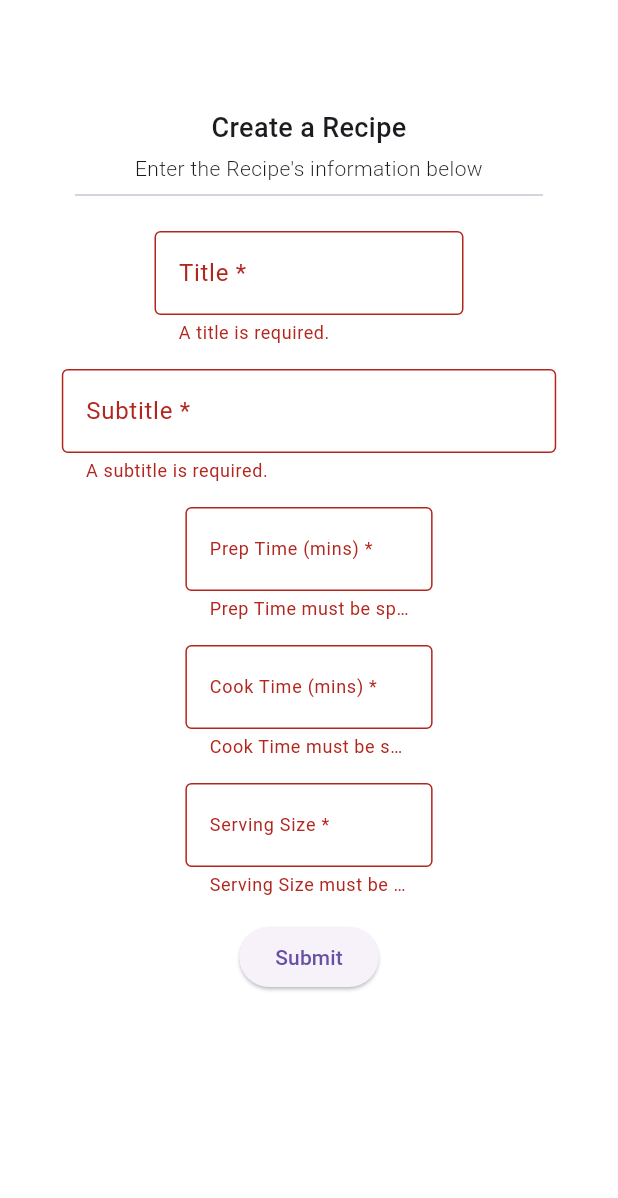
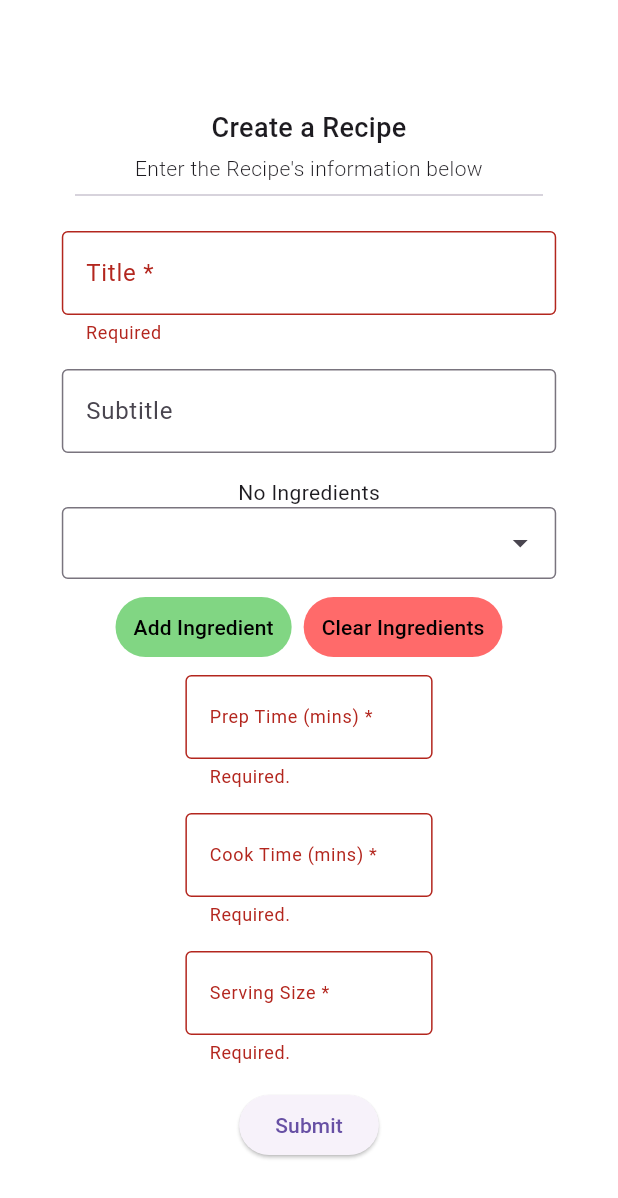
Before and after one commit to TheCheeseMeister/Take-a-Bite, a Flutter app: the CreateRecipe widget shown alone on an empty page, opened directly, after a tap on "Submit", on a phone screen of 412 x 824 dp. Shown: the top 1198 px of the screen. Run offline on Flutter 3.47's test engine with Material 3 defaults, Android fonts, the light colour scheme and no system bars; drawn by our look-alikes of dropdown_search; our stand-ins replace persistent_bottom_nav_bar; network calls fail.

Commit message:
Added ingredients to create recipe.
Added the ability to add Ingredients to Create Recipe page. (still needs portions) Also added minimum requirements for fields. Waiting for database to be updated so I can submit recipes.

```diff
--- a/lib/nav_pages/create_recipe.dart
+++ b/lib/nav_pages/create_recipe.dart
@@ -1,4 +1,6 @@
+import 'package:dropdown_search/dropdown_search.dart';
 import 'package:flutter/material.dart';
+import 'package:take_a_bite/globals.dart' as globals;
 
 class CreateRecipe extends StatefulWidget {
   const CreateRecipe({super.key});
@@ -17,6 +19,9 @@ class _CreateRecipeState extends State<CreateRecipe> {
   final prepController = TextEditingController();
   final cookController = TextEditingController();
   final servingSizeController = TextEditingController();
+
+  Map<String, dynamic> tempIngredient = {};
+  List<Map<String, dynamic>> ingredients = [];
 
   // Image selector somewhere??
   @override
@@ -54,7 +59,7 @@ class _CreateRecipeState extends State<CreateRecipe> {
             Padding(
               padding: const EdgeInsets.fromLTRB(0,16,0,16),
               child: FractionallySizedBox(
-                widthFactor: 0.5,
+                widthFactor: 0.8,
                 child: TextFormField(
                     controller: titleController,
                     textCapitalization: TextCapitalization.sentences,
@@ -63,9 +68,11 @@ class _CreateRecipeState extends State<CreateRecipe> {
                       border: OutlineInputBorder(),
                     ),
                     validator: (String? value) {
-                      return (value != null && value != "")
-                          ? null
-                          : "A title is required.";
+                      return (value == null || value.isEmpty)
+                          ? "Required"
+                          : value.length < 2
+                          ? "Recipe title should min 2 characters."
+                          : null;
                     }),
               ),
             ),
@@ -80,17 +87,113 @@ class _CreateRecipeState extends State<CreateRecipe> {
                     minLines: 1,
                     maxLines: 5,
                     decoration: const InputDecoration(
-                      labelText: "Subtitle *",
+                      labelText: "Subtitle",
                       border: OutlineInputBorder(),
                     ),
                     validator: (String? value) {
-                      return (value != null && value != "")
-                          ? null
-                          : "A subtitle is required.";
+                      return null;
                     }),
               ),
             ),
-            // Ingredients (proportions too)
+            // Ingredients display (proportions too)
+            ingredients.isEmpty
+            ? Text("No Ingredients")
+            : ListView(
+              shrinkWrap: true,
+              physics: const NeverScrollableScrollPhysics(),
+              children: ingredients.map((ingredient) {
+                return FractionallySizedBox(
+                  widthFactor: 0.8,
+                  child: Padding(
+                    padding: const EdgeInsets.fromLTRB(0,0,0,8),
+                    child: Card(
+                      child: Padding(
+                        padding: const EdgeInsets.all(8.0),
+                        child: Row(
+                          mainAxisAlignment: MainAxisAlignment.spaceBetween,
+                          children: [
+                            Text(ingredient["ingredient_name"]),
+                            Text("Temp portion display"),
+                          ],
+                        ),
+                      ),
+                    ),
+                  ),
+                );
+              }).toList(),
+            ),
+            // Ingredient input
+            FractionallySizedBox(
+              widthFactor: 0.8,
+              child: Padding(
+                padding: const EdgeInsets.fromLTRB(0,0,0,0),
+                child: DropdownSearch<String>(
+                  items: (filter, s) => globals.ingredientsList.map<String>((ingredient) => ingredient['ingredient_name']).toList(),
+                  compareFn: (i, s) => i == s,
+                  onChanged: (String? item) {
+                    // TODO: add httprequest to search for recipes with selected items
+                    if (item != null) {
+                      var ingredientInfo = globals.ingredientsList.firstWhere((ingredient) => ingredient['ingredient_name'] == item);
+                      setState(() {tempIngredient = ingredientInfo;});
+                      print(tempIngredient);
+                    }
+                  },
+                  popupProps: PopupProps.menu(
+                    menuProps: const MenuProps(backgroundColor: Color.fromARGB(255, 255, 255, 255)),
+                    showSearchBox: true,
+                    constraints: const BoxConstraints(maxWidth: 500, maxHeight: 200),
+                    itemBuilder: (context, item, isDisabled, isSelected) {
+                      return Padding(
+                        padding: const EdgeInsets.fromLTRB(8.0,0,0,0),
+                        child: Padding(
+                          padding: const EdgeInsets.all(8.0),
+                          child: Text(item.toString()),
+                        ),
+                      );
+                    },
+                  ),
+                ),
+              ),
+            ),
+            Row(
+              mainAxisAlignment: MainAxisAlignment.center,
+              children: [
+                Padding(
+                  padding: const EdgeInsets.fromLTRB(0,8,8,8),
+                  child: TextButton(
+                    onPressed: () {
+                      if (tempIngredient.isNotEmpty) setState((){ingredients.add(tempIngredient);});
+                    },
+                    style: FilledButton.styleFrom(
+                      backgroundColor: const Color.fromARGB(255, 129, 214, 131),
+                    ),
+                    child: const Text(
+                      "Add Ingredient",
+                      style: TextStyle(
+                        color: Color.fromARGB(255, 0, 0, 0),
+                      ),
+                    ),
+                  ),
+                ),
+                Padding(
+                  padding: const EdgeInsets.fromLTRB(0,8,0,8),
+                  child: TextButton(
+                    onPressed: () {
+                      setState((){ingredients = [];});
+                    },
+                    style: FilledButton.styleFrom(
+                      backgroundColor: const Color.fromARGB(255, 255, 106, 106),
+                    ),
+                    child: const Text(
+                      "Clear Ingredients",
+                      style: TextStyle(
+                        color: Color.fromARGB(255, 0, 0, 0),
+                      ),
+                    ),
+                  ),
+                ),
+              ],
+            ),
             // Prep Time
             Padding(
               padding: const EdgeInsets.fromLTRB(0,0,0,16),
@@ -110,9 +213,11 @@ class _CreateRecipeState extends State<CreateRecipe> {
                       //fontSize: 16,
                       ),
                   validator: (String? value) {
-                    return (value != null && value != "")
-                        ? null
-                        : "Prep Time must be specified.";
+                    return (value == null || value.isEmpty)
+                        ? "Required."
+                        : value.length < 2
+                        ? "why?"
+                        : null;
                   }
                 ),
               ),
@@ -133,9 +238,11 @@ class _CreateRecipeState extends State<CreateRecipe> {
                     ),
                   ),
                   validator: (String? value) {
-                    return (value != null && value != "")
-                        ? null
-                        : "Cook Time must be specified.";
+                    return (value == null || value.isEmpty)
+                        ? "Required."
+                        : value.length < 2
+                        ? "why?"
+                        : null;
                   }
                 ),
               ),
@@ -156,9 +263,11 @@ class _CreateRecipeState extends State<CreateRecipe> {
                     ),
                   ),
                   validator: (String? value) {
-                    return (value != null && value != "")
-                        ? null
-                        : "Serving Size must be specified.";
+                    return (value == null || value.isEmpty)
+                        ? "Required."
+                        : value.length < 2
+                        ? "why?"
+                        : null;
                   }
                 ),
               ),
```
Also changed, not shown: 5 other files.
